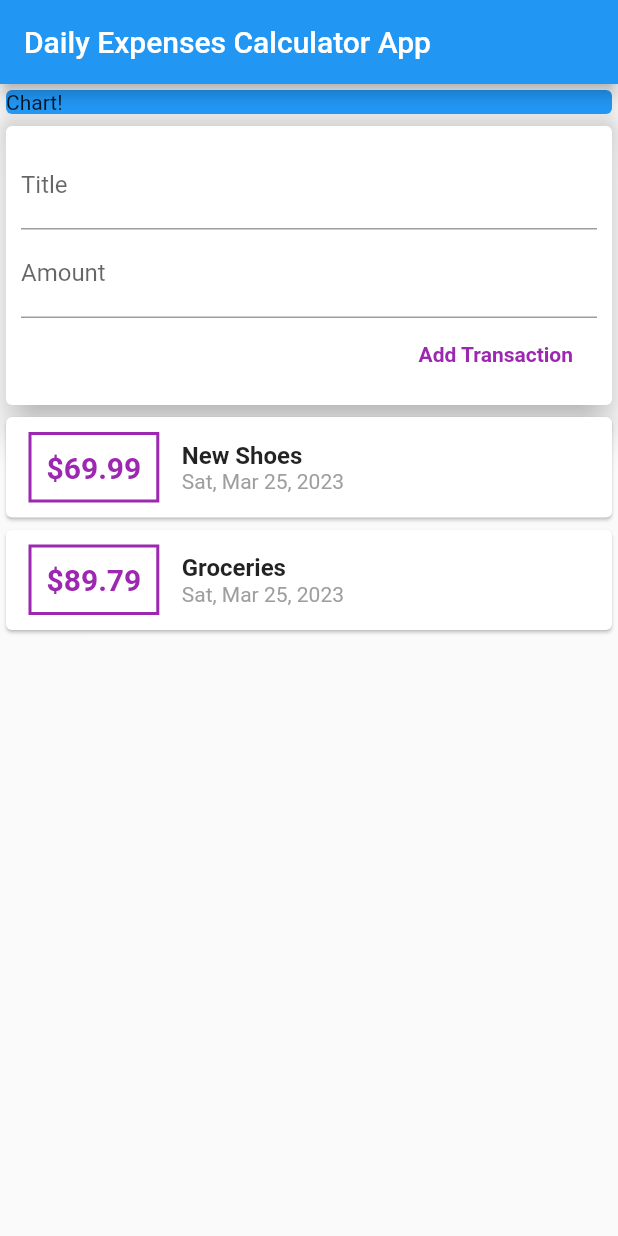
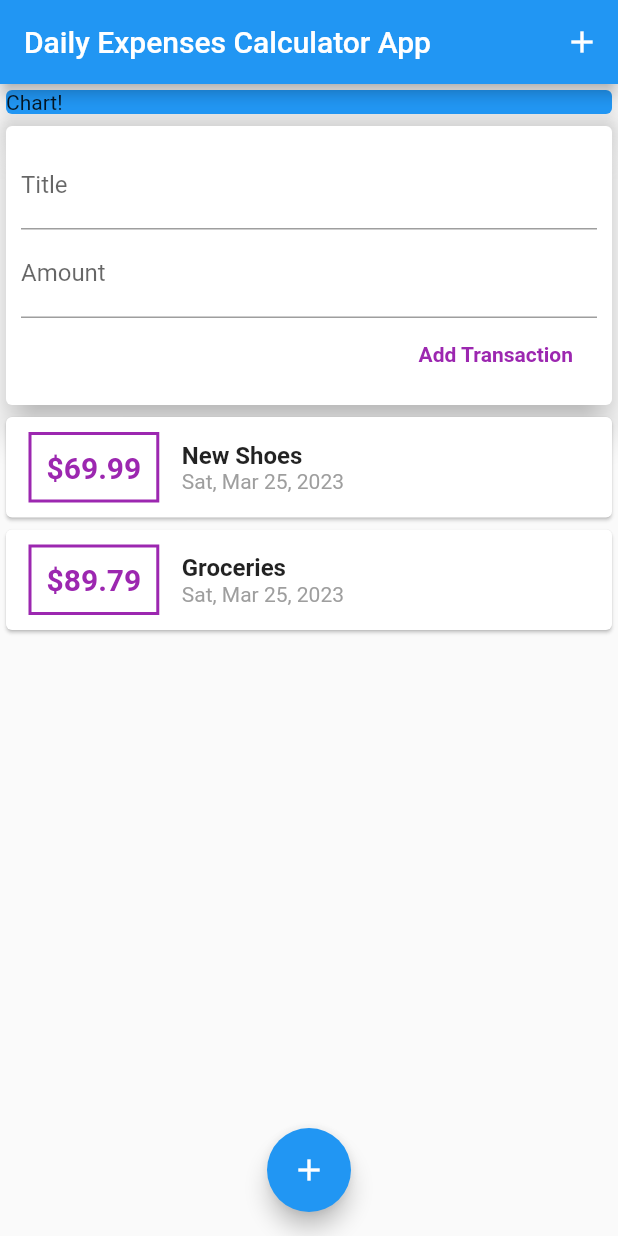
Before and after one commit to GitTechVishal/expenses_app, a Flutter app: the screen it shows after launch, after a tap on "Add Transaction", on a phone screen of 412 x 824 dp. Run offline on Flutter 3.47's test engine with Material 2 defaults, Android fonts, the phone set to English and light mode, and no system bars.

```diff
--- a/expenses_app/lib/main.dart
+++ b/expenses_app/lib/main.dart
@@ -25,6 +25,13 @@ class MyHomePage extends StatelessWidget {
     return Scaffold(
       appBar: AppBar(
         title: Text('Daily Expenses Calculator App'),
+        // Action will take multiple widgets / it can be any widgets.
+        actions: [
+          IconButton(
+            icon: Icon(Icons.add),
+            onPressed: () {},
+          )
+        ],
       ),
       body: SingleChildScrollView(
         child: Column(
@@ -43,6 +50,11 @@ class MyHomePage extends StatelessWidget {
           ],
         ),
       ),
+      floatingActionButtonLocation: FloatingActionButtonLocation.centerFloat,
+      floatingActionButton: FloatingActionButton(
+        child: Icon(Icons.add),
+        onPressed: () {},
+      ),
     );
   }
 }
--- a/expenses_app/lib/widgets/new_transaction.dart
+++ b/expenses_app/lib/widgets/new_transaction.dart
@@ -9,6 +9,26 @@ class NewTransactions extends StatelessWidget {
 
 // constructor binding with we are getting from function.
   NewTransactions(this.addTx);
+
+  // Here we have created Named function which we can call multiple time as required.
+  void submitData() {
+    final enteredTitle = titleControlar.text;
+    final enteredAmount = double.parse(amountControlar.text);
+
+    if (enteredTitle.isEmpty || enteredAmount <= 0) {
+      //Just return given here to stope the code working overhere
+      //because after return the code will not executed.
+      //returns stop the function execution.
+      return;
+    }
+    // .text will give as String but we need in duble
+    // so for that we provide amount as follow but
+    //that will not work if text comes
+    addTx(
+      titleControlar.text,
+      double.parse(amountControlar.text),
+    );
+  }
 
   @override
   Widget build(BuildContext context) {
@@ -22,6 +42,7 @@ class NewTransactions extends StatelessWidget {
             TextField(
               decoration: InputDecoration(labelText: 'Title'),
               controller: titleControlar,
+              onSubmitted: (_) => submitData,
               //  onChanged: (val) {
               //    titleInput = val;
               //  },
@@ -29,6 +50,11 @@ class NewTransactions extends StatelessWidget {
             TextField(
               decoration: InputDecoration(labelText: 'Amount'),
               controller: amountControlar,
+              keyboardType: TextInputType.number,
+
+              // here _ is given that it is convention that
+              //I getting a argument but I don't care about it.
+              onSubmitted: (_) => submitData(),
               // onChanged: (val) => amountInput = val,
             ),
             FlatButton(
@@ -37,14 +63,7 @@ class NewTransactions extends StatelessWidget {
                 style: TextStyle(fontWeight: FontWeight.bold),
               ),
               textColor: Colors.purple,
-              onPressed: () {
-                // .text will give as String but we need in duble
-                // so for that we provide amount as follow but that will not work if text comes
-                addTx(
-                  titleControlar.text,
-                  double.parse(amountControlar.text),
-                );
-              },
+              onPressed: () => submitData(),
             )
           ],
         ),
--- a/expenses_app/lib/widgets/transaction_list.dart
+++ b/expenses_app/lib/widgets/transaction_list.dart
@@ -12,8 +12,9 @@ class TransactionList extends StatelessWidget {
   Widget build(BuildContext context) {
     return Container(
       height: 350,
-      child: ListView(
-        children: transactions.map((tx) {
+      //instead of constext can give any thing i.e ctx.
+      child: ListView.builder(
+        itemBuilder: (ctx, index) {
           return Card(
             child: Row(
               children: [
@@ -24,7 +25,13 @@ class TransactionList extends StatelessWidget {
                   child: Text(
                     // tx.amount.toString(),
                     //String Interpolation
-                    '\$${tx.amount}',
+
+                    // with ListBuilder there are a Index value which show
+                    //what record number we are showing or access.
+                    // '\$${tx.amount}',
+                    //to show only 2 value after decimal use
+                    //toStringAsFixed(2)
+                    '\$${transactions[index].amount.toStringAsFixed(2)}',
 
                     style: TextStyle(
                         fontWeight: FontWeight.bold,
@@ -38,15 +45,16 @@ class TransactionList extends StatelessWidget {
                   //crossAxisAlignment: CrossAxisAlignment.stretch,
                   children: [
                     Text(
-                      tx.title,
+                      // tx.title,
+                      transactions[index].title,
                       style:
                           TextStyle(fontWeight: FontWeight.bold, fontSize: 16),
                     ),
                     Text(
                       //tx.date.toString(),
                       DateFormat.yMMMEd().format(
-                        tx.date,
-                      ),
+                          // tx.date,
+                          transactions[index].date),
                       style: TextStyle(color: Colors.grey),
                     ),
                   ],
@@ -54,7 +62,11 @@ class TransactionList extends StatelessWidget {
               ],
             ),
           );
-        }).toList(),
+        },
+        itemCount: transactions.length,
+//this will not needed with ListView Builder its simply take number of
+//items from itemCount with transactions.
+//        children: transactions.map((tx) {}).toList(),
       ),
     );
   }
```
